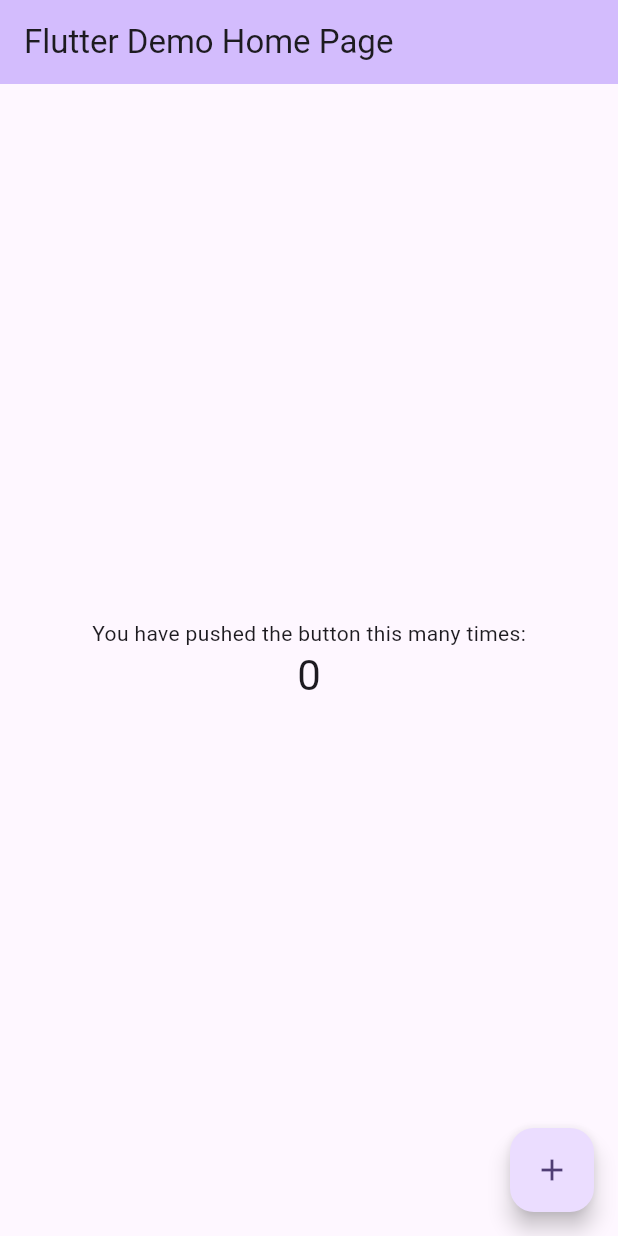
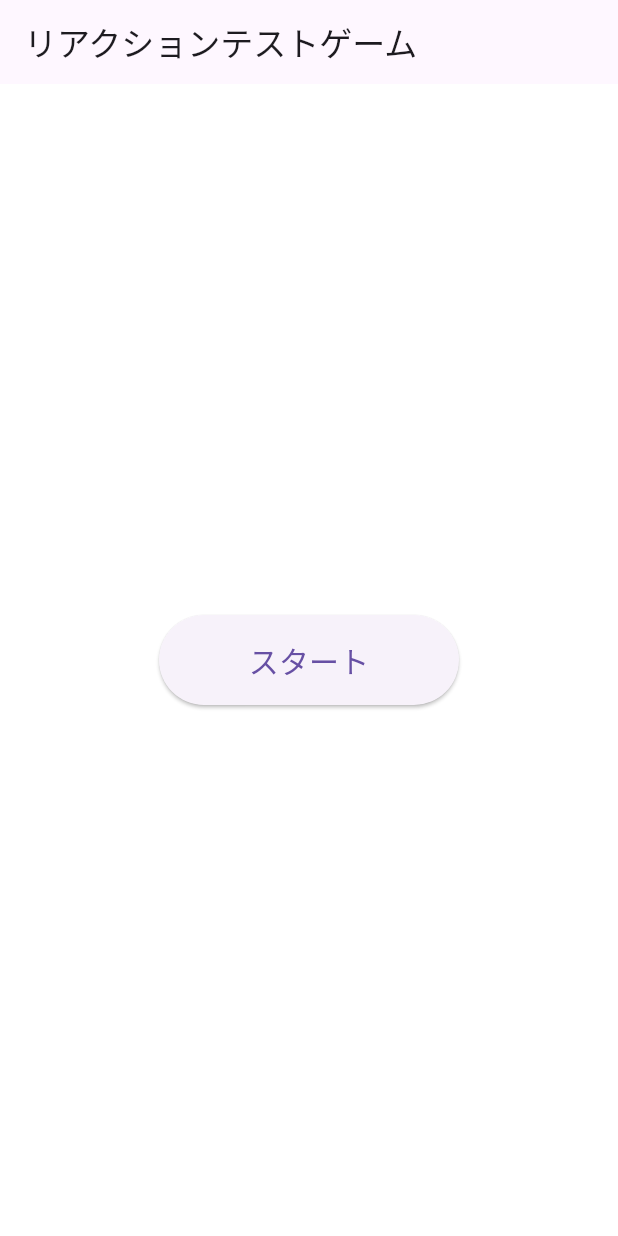
Before and after one commit to kitason0722/Application_kitason0722, a Flutter app: the screen it shows after launch, on a phone screen of 412 x 824 dp. Run offline on Flutter 3.47's test engine with Material 3 defaults, Android fonts, the phone set to English and light mode, and no system bars.

Commit message:
ゲームの基本構造の構築
とりあえず反応速度を測るゲーム（仮）

```diff
--- a/kitason0722/lib/main.dart
+++ b/kitason0722/lib/main.dart
@@ -1,71 +1,152 @@
 import 'package:flutter/material.dart';
+import 'dart:async';
+import 'dart:math';
 
 void main() {
-  runApp(const MyApp());
+  runApp(const ReactionGame());
 }
 
-class MyApp extends StatelessWidget {
-  const MyApp({super.key});
+class ReactionGame extends StatelessWidget {
+  const ReactionGame({Key? key}) : super(key: key);
 
-  // This widget is the root of your application.
   @override
   Widget build(BuildContext context) {
     return MaterialApp(
-      title: 'Flutter Demo',
+      title: 'リアクションテストゲーム',
       theme: ThemeData(
-        colorScheme: ColorScheme.fromSeed(seedColor: Colors.deepPurple),
-        useMaterial3: true,
+        primarySwatch: Colors.blue,
       ),
-      home: const MyHomePage(title: 'Flutter Demo Home Page'),
+      home: const GameScreen(),
     );
   }
 }
 
-class MyHomePage extends StatefulWidget {
-  const MyHomePage({super.key, required this.title});
-  final String title;
+class GameScreen extends StatefulWidget {
+  const GameScreen({Key? key}) : super(key: key);
 
   @override
-  State<MyHomePage> createState() => _MyHomePageState();
+  _GameScreenState createState() => _GameScreenState();
 }
 
-class _MyHomePageState extends State<MyHomePage> {
-  int _counter = 0;
+class _GameScreenState extends State<GameScreen> {
+  final Random _random = Random();
+  Color _backgroundColor = Colors.white;
+  late Timer _timer;
+  bool _isTargetColor = false;
+  int _score = 0;
+  bool _gameRunning = false;
 
-  void _incrementCounter() {
-    setState(()
-    {
-      _counter++;
+  // ターゲットの色
+  final Color _targetColor = Colors.red;
+
+  // ゲームを開始する
+  void _startGame() {
+    setState(() {
+      _score = 0;
+      _gameRunning = true;
+    });
+
+    _timer = Timer.periodic(const Duration(seconds: 1), (timer) {
+      setState(() {
+        // 背景色をランダムに変更
+        _backgroundColor = Color.fromARGB(
+          255,
+          _random.nextInt(256),
+          _random.nextInt(256),
+          _random.nextInt(256),
+        );
+        // ターゲットの色かどうかを判定
+        _isTargetColor = _backgroundColor == _targetColor;
+      });
     });
   }
 
+  // ゲームを終了する
+  void _endGame() {
+    _timer.cancel();
+    setState(() {
+      _gameRunning = false;
+      _backgroundColor = Colors.white;
+    });
+  }
+
+  // タップ時の動作
+  void _onTap() {
+    if (_isTargetColor) {
+      setState(() {
+        _score++;
+      });
+    }
+  }
+
   @override
-  Widget build(BuildContext context)
-  {
-    return Scaffold(
-      appBar: AppBar(
-        backgroundColor: Theme.of(context).colorScheme.inversePrimary,
-        title: Text(widget.title),
+  void dispose() {
+    _timer.cancel();
+    super.dispose();
+  }
+
+  @override
+  Widget build(BuildContext context) {
+    return Scaffold
+      (
+      appBar: AppBar
+        (
+        title: const Text('リアクションテストゲーム'),
       ),
-      body: Center(
-        child: Column(
-          mainAxisAlignment: MainAxisAlignment.center,
-          children: <Widget>[
-            const Text(
-              'You have pushed the button this many times:',
+      body: GestureDetector
+        (
+        onTap: _gameRunning ? _onTap : null,
+        child: Container
+          (
+          color: _backgroundColor,
+          child: Center
+            (
+            child: _gameRunning
+                ? Column
+              (
+              mainAxisSize: MainAxisSize.min,
+              children:
+              [
+                Text
+                  (
+                  'スコア: $_score',
+                  style: const TextStyle(fontSize: 32), // スコアのフォントサイズを調整
+                ),
+                const SizedBox(height: 20),
+                const Text
+                  (
+                  '背景が赤になったら押せ!',
+                  style: TextStyle(fontSize: 20,
+                      fontWeight: FontWeight.bold), // メッセージのフォントサイズを調整
+                ),
+              ],
+            )
+                : SizedBox
+              (
+              width: 200, // ボタンの幅
+              child: ElevatedButton
+                (
+                onPressed: _startGame,
+                style: ElevatedButton.styleFrom
+                  (
+                  minimumSize: const Size(200, 60), // ボタンサイズを指定
+                ),
+                child: const Text
+                  (
+                  'スタート',
+                  style: TextStyle(fontSize: 20), // ボタン文字サイズ
+                ),
+              ),
             ),
-            Text(
-              '$_counter',
-              style: Theme.of(context).textTheme.headlineMedium,
-            ),
-          ],
+          ),
         ),
       ),
-      floatingActionButton: FloatingActionButton(
-        onPressed: _incrementCounter,
-        tooltip: 'Increment',
-        child: const Icon(Icons.add),
-      ), // This trailing comma makes auto-formatting nicer for build methods.
+      floatingActionButton: _gameRunning
+          ? FloatingActionButton(
+        onPressed: _endGame,
+        child: const Icon(Icons.stop),
+      )
+          : null,
     );
   }
 }
```
Also changed, not shown: 1 other file.
